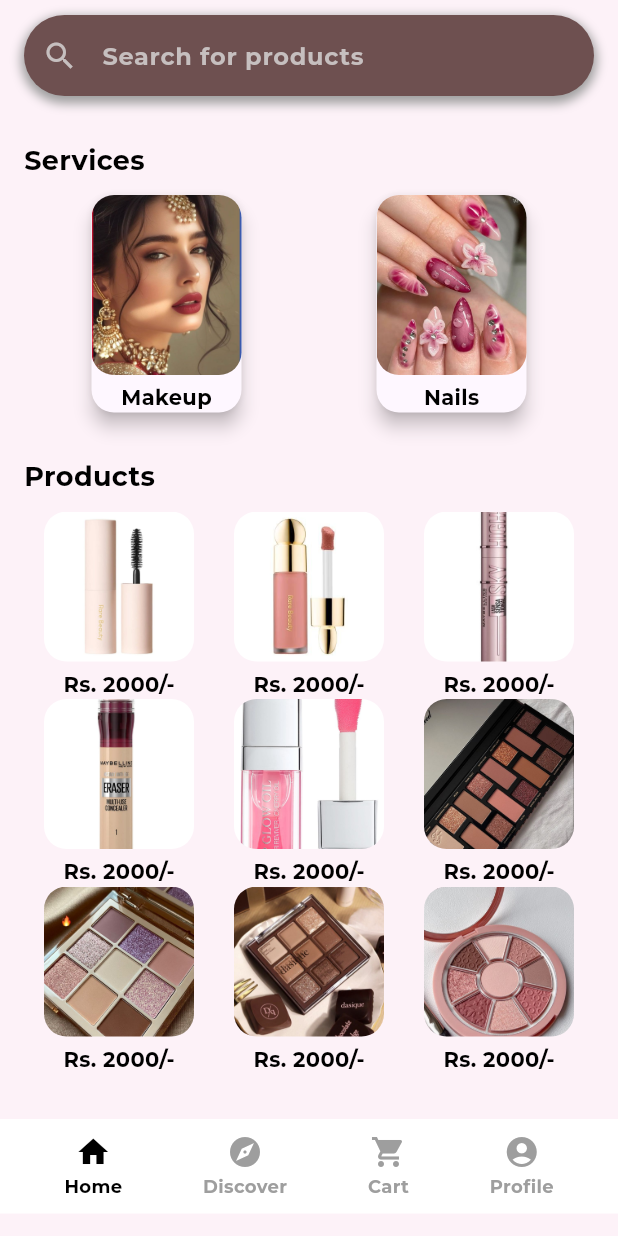
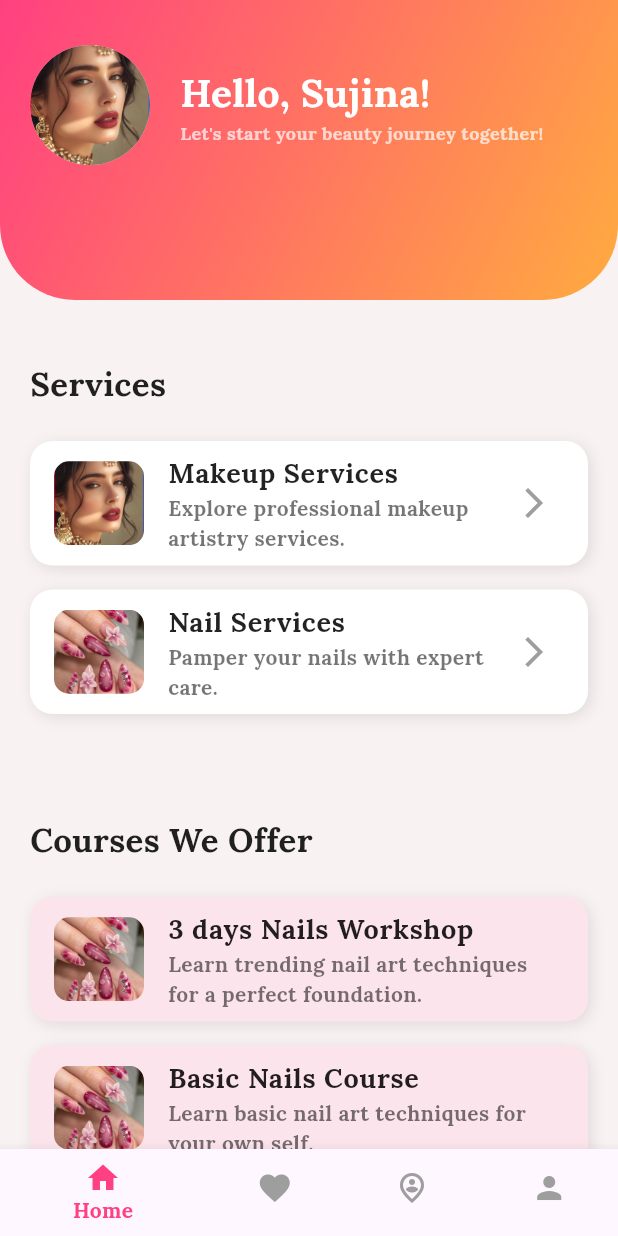
Before and after one commit to sujina21/Beauty-Booking-Android-Application, a Flutter app: the HomeScreen screen opened directly, on a phone screen of 412 x 824 dp. Run offline on Flutter 3.47's test engine with Material 3 defaults, Android fonts, the phone set to English and light mode, and no system bars; our stand-ins replace animate_do; project files that could hold a hidden picture were left out.

Commit message:
:tada: changes done in dashboard/home page with fonts

```diff
--- a/lib/view/discover_screen.dart
+++ b/lib/view/about_us.dart
@@ -1,12 +1,12 @@
 import 'package:flutter/material.dart';
 
-class DiscoverScreen extends StatelessWidget {
-  const DiscoverScreen({super.key});
+class AboutUsScreen extends StatelessWidget {
+  const AboutUsScreen({super.key});
 
   @override
   Widget build(BuildContext context) {
     return Scaffold(
-      appBar: AppBar(title: const Text('Discover')),
+      appBar: AppBar(title: const Text('About Us')),
       body: const Center(child: Text('This is the Discover page')),
     );
   }
--- a/lib/view/cart_screen.dart
+++ /dev/null
@@ -1,13 +0,0 @@
-import 'package:flutter/material.dart';
-
-class CartScreen extends StatelessWidget {
-  const CartScreen({super.key});
-
-  @override
-  Widget build(BuildContext context) {
-    return Scaffold(
-      appBar: AppBar(title: const Text('Cart')),
-      body: const Center(child: Text('This is the Cart page')),
-    );
-  }
-}
--- a/lib/view/dashboard_screen.dart
+++ b/lib/view/dashboard_screen.dart
@@ -13,9 +13,7 @@
         centerTitle: true,
         title: const Text(
           "The Beauty Aesthetics",
-          style: TextStyle(
-            fontSize: 25,
-          ),
+          style: TextStyle(fontSize: 25),
         ),
       ),
       body: const HomeScreen(),
--- /dev/null
+++ b/lib/view/favourite_page.dart
@@ -0,0 +1,13 @@
+import 'package:flutter/material.dart';
+
+class FavouriteScreen extends StatelessWidget {
+  const FavouriteScreen({super.key});
+
+  @override
+  Widget build(BuildContext context) {
+    return Scaffold(
+      appBar: AppBar(title: const Text('Favourites')),
+      body: const Center(child: Text('This is the favourite page')),
+    );
+  }
+}
--- a/lib/view/homepage.dart
+++ b/lib/view/homepage.dart
@@ -1,248 +1,366 @@
+import 'package:animate_do/animate_do.dart';
 import 'package:flutter/material.dart';
-import 'package:sprint_1/view/cart_screen.dart';
-import 'package:sprint_1/view/discover_screen.dart';
-import 'package:sprint_1/view/makeup_screen.dart';
-import 'package:sprint_1/view/nails_screen.dart';
-import 'package:sprint_1/view/profile_screen.dart';
+import 'package:sprint_1/view/about_us.dart';
+import 'package:sprint_1/view/favourite_page.dart';
 
-class HomeScreen extends StatelessWidget {
+import 'makeup_screen.dart';
+import 'nails_screen.dart';
+import 'profile_screen.dart';
+
+class HomeScreen extends StatefulWidget {
   const HomeScreen({super.key});
 
   @override
+  _HomeScreenState createState() => _HomeScreenState();
+}
+
+class _HomeScreenState extends State<HomeScreen> {
+  int _selectedIndex = 0;
+
+  final List<Widget> _pages = [
+    const HomeScreen(),
+    const FavouriteScreen(),
+    const AboutUsScreen(),
+    const ProfileScreen(),
+  ];
+
+  void _onItemTapped(int index) {
+    setState(() {
+      _selectedIndex = index;
+    });
+  }
+
+  @override
   Widget build(BuildContext context) {
-    return SingleChildScrollView(
+    return Scaffold(
+      backgroundColor: const Color.fromARGB(255, 249, 242, 242),
+      body: SingleChildScrollView(
         child: Column(
-        crossAxisAlignment: CrossAxisAlignment.center,
+          crossAxisAlignment: CrossAxisAlignment.start,
           children: [
-          const SizedBox(height: 10),
-          _buildSearchBar(),
-          const SizedBox(height: 30),
+            _buildHeaderSection(),
+            const SizedBox(height: 20),
             _buildServicesSection(context),
-          const SizedBox(height: 30),
-          _buildProductsSection(),
-          const SizedBox(height: 30),
-          _buildResponsiveNavBar(context),
+            const SizedBox(height: 20),
+            _buildClassesSection(context),
+            const SizedBox(height: 20),
+            _buildExploreMore(context),
+          ],
+        ),
+      ),
+      bottomNavigationBar: _buildBottomNavigationBar(context),
+    );
+  }
+
+  Widget _buildHeaderSection() {
+    return Stack(
+      children: [
+        Container(
+          height: 200,
+          decoration: const BoxDecoration(
+            gradient: LinearGradient(
+              colors: [Colors.pinkAccent, Colors.orangeAccent],
+              begin: Alignment.topLeft,
+              end: Alignment.bottomRight,
+            ),
+            borderRadius: BorderRadius.only(
+              bottomLeft: Radius.circular(50),
+              bottomRight: Radius.circular(50),
+            ),
+          ),
+        ),
+        Padding(
+          padding: const EdgeInsets.symmetric(horizontal: 20.0, vertical: 30.0),
+          child: Row(
+            children: [
+              ZoomIn(
+                duration: const Duration(seconds: 1),
+                child: const CircleAvatar(
+                  radius: 40,
+                  backgroundImage: AssetImage('assets/image/makeup.jpg'),
+                ),
+              ),
+              const SizedBox(width: 20),
+              FadeInRight(
+                duration: const Duration(milliseconds: 800),
+                child: const Column(
+                  crossAxisAlignment: CrossAxisAlignment.start,
+                  children: [
+                    Text(
+                      'Hello, Sujina!',
+                      style: TextStyle(
+                        fontSize: 26,
+                        fontWeight: FontWeight.bold,
+                        color: Colors.white,
+                      ),
+                    ),
+                    Text(
+                      "Let's start your beauty journey together!",
+                      style: TextStyle(fontSize: 12, color: Colors.white70),
+                    ),
+                  ],
+                ),
+              ),
+            ],
+          ),
+        ),
+      ],
+    );
+  }
+
+  Widget _buildServicesSection(BuildContext context) {
+    return Padding(
+      padding: const EdgeInsets.all(20.0),
+      child: Column(
+        crossAxisAlignment: CrossAxisAlignment.start,
+        children: [
+          const Text(
+            'Services',
+            style: TextStyle(
+              fontSize: 22,
+              fontWeight: FontWeight.bold,
+              color: Colors.black87,
+            ),
+          ),
+          const SizedBox(height: 15),
+          Column(
+            children: [
+              _buildServiceCard(
+                context,
+                'Makeup Services',
+                'Explore professional makeup artistry services.',
+                const MakeupScreen(),
+                'assets/image/makeup.jpg', // Image for Makeup Services
+              ),
+              _buildServiceCard(
+                context,
+                'Nail Services',
+                'Pamper your nails with expert care.',
+                const NailsScreen(),
+                'assets/image/nails.jpg', // Image for Nail Services
+              ),
+            ],
+          )
         ],
       ),
     );
   }
 
-  // Search Bar
-  Widget _buildSearchBar() {
-    return Padding(
-      padding: const EdgeInsets.symmetric(horizontal: 16),
+  Widget _buildServiceCard(
+    BuildContext context,
+    String title,
+    String description,
+    Widget destinationScreen,
+    String imagePath,
+  ) {
+    return FadeInUp(
+      duration: const Duration(milliseconds: 600),
+      child: GestureDetector(
+        onTap: () {
+          Navigator.push(
+            context,
+            MaterialPageRoute(builder: (context) => destinationScreen),
+          );
+        },
         child: Container(
+          margin: const EdgeInsets.symmetric(vertical: 8.0),
           decoration: BoxDecoration(
-          color: const Color.fromARGB(255, 110, 80, 80),
-          borderRadius: BorderRadius.circular(30),
-          boxShadow: const [
+            color: Colors.white,
+            borderRadius: BorderRadius.circular(15),
+            boxShadow: [
               BoxShadow(
-              color: Colors.grey,
-              blurRadius: 5,
-              spreadRadius: 2,
-              offset: Offset(0, 3),
+                color: Colors.black.withOpacity(0.1),
+                blurRadius: 8,
+                offset: const Offset(2, 2),
               ),
             ],
           ),
-        child: const TextField(
-          decoration: InputDecoration(
-            hintText: "Search for products",
-            hintStyle: TextStyle(color: Color.fromARGB(255, 198, 191, 191)),
-            prefixIcon:
-                Icon(Icons.search, color: Color.fromARGB(255, 198, 191, 191)),
-            border: InputBorder.none,
-            contentPadding: EdgeInsets.symmetric(vertical: 15),
+          child: ListTile(
+            leading: ClipRRect(
+              borderRadius: BorderRadius.circular(10),
+              // Removed the image path for services.jpg
+              child: Image.asset(imagePath,
+                  width: 60, height: 60, fit: BoxFit.cover),
+            ),
+            title: Text(
+              title,
+              style: const TextStyle(
+                fontSize: 18,
+                fontWeight: FontWeight.bold,
+                color: Colors.black87,
+              ),
+            ),
+            subtitle: Text(
+              description,
+              style: const TextStyle(fontSize: 14, color: Colors.black54),
+            ),
+            trailing: const Icon(Icons.arrow_forward_ios, color: Colors.grey),
           ),
         ),
       ),
     );
   }
 
-  // Services Section
-  Widget _buildServicesSection(BuildContext context) {
+  Widget _buildClassesSection(BuildContext context) {
     return Padding(
-      padding: const EdgeInsets.symmetric(horizontal: 16),
+      padding: const EdgeInsets.all(20.0),
       child: Column(
         crossAxisAlignment: CrossAxisAlignment.start,
         children: [
-          _buildSectionHeader("Services", ""),
-          const SizedBox(height: 10),
-          _buildImageRow([
-            _buildServiceCard(context, "assets/image/makeup.jpg", "Makeup",
-                const MakeupScreen()),
-            _buildServiceCard(context, "assets/image/nails.jpg", "Nails",
-                const NailsScreen()),
-          ]),
+          const Text(
+            'Courses We Offer',
+            style: TextStyle(
+              fontSize: 22,
+              fontWeight: FontWeight.bold,
+              color: Colors.black87,
+            ),
+          ),
+          const SizedBox(height: 15),
+          Column(
+            children: [
+              _buildClassCard(
+                '3 days Nails Workshop',
+                'Learn trending nail art techniques for a perfect foundation.',
+                'assets/image/nails.jpg',
+                Colors.pink[50],
+              ),
+              _buildClassCard(
+                'Basic Nails Course',
+                'Learn basic nail art techniques for your own self.',
+                'assets/image/nails.jpg',
+                Colors.pink[50],
+              ),
+              _buildClassCard(
+                'Basic Makeup Course',
+                'Understand the fundamentals of makeup artistry.',
+                'assets/image/makeup.jpg',
+                Colors.blue[50],
+              ),
+              _buildClassCard(
+                'Advanced Nails Class',
+                'Master advanced techniques for nail art.',
+                'assets/image/nails.jpg',
+                Colors.orange[50],
+              ),
+              _buildClassCard(
+                'Professional Nails Class',
+                'Become a professional in nail care and art.',
+                'assets/image/nails.jpg',
+                Colors.green[50],
+              ),
+              _buildClassCard(
+                'Professional Makeup Class',
+                'Advance your skills to become a makeup professional.',
+                'assets/image/makeup.jpg',
+                Colors.purple[50],
+              ),
+              _buildClassCard(
+                'Masters Nails class',
+                'Join our masterclass to excel in nail art and care.',
+                'assets/image/nails.jpg',
+                Colors.red[50],
+              ),
+            ],
+          ),
         ],
       ),
     );
   }
 
-  // Products Section
-  Widget _buildProductsSection() {
-    return Padding(
-      padding: const EdgeInsets.symmetric(horizontal: 16),
-      child: Column(
-        crossAxisAlignment: CrossAxisAlignment.start,
-        children: [
-          _buildSectionHeader("Products", ""),
-          const SizedBox(height: 10),
-          _buildImageRow([
-            _buildProductCard("assets/image/product1.jpg", "Rs. 2000/-"),
-            _buildProductCard("assets/image/product2.jpg", "Rs. 2000/-"),
-            _buildProductCard("assets/image/product3.jpg", "Rs. 2000/-"),
-          ]),
-          _buildImageRow([
-            _buildProductCard("assets/image/product4.jpg", "Rs. 2000/-"),
-            _buildProductCard("assets/image/product5.jpg", "Rs. 2000/-"),
-            _buildProductCard("assets/image/product6.jpg", "Rs. 2000/-"),
-          ]),
-          _buildImageRow([
-            _buildProductCard("assets/image/product7.jpg", "Rs. 2000/-"),
-            _buildProductCard("assets/image/product8.jpg", "Rs. 2000/-"),
-            _buildProductCard("assets/image/product9.jpg", "Rs. 2000/-"),
-          ]),
+  Widget _buildClassCard(String title, String description, String imagePath,
+      Color? backgroundColor) {
+    return FadeInUp(
+      duration: const Duration(milliseconds: 600),
+      child: Container(
+        margin: const EdgeInsets.symmetric(vertical: 8.0),
+        decoration: BoxDecoration(
+          color: backgroundColor,
+          borderRadius: BorderRadius.circular(15),
+          boxShadow: [
+            BoxShadow(
+              color: Colors.black.withOpacity(0.1),
+              blurRadius: 8,
+              offset: const Offset(2, 2),
+            ),
           ],
         ),
-    );
-  }
-
-  // Section Header
-  Widget _buildSectionHeader(String title, String linkText) {
-    return Row(
-      mainAxisAlignment: MainAxisAlignment.spaceBetween,
-      children: [
-        Text(
+        child: ListTile(
+          leading: ClipRRect(
+            borderRadius: BorderRadius.circular(10),
+            child: Image.asset(imagePath,
+                width: 60, height: 60, fit: BoxFit.cover),
+          ),
+          title: Text(
             title,
             style: const TextStyle(
-              fontSize: 18, fontWeight: FontWeight.bold, color: Colors.black),
-        ),
-        Text(
-          linkText,
-          style: const TextStyle(
-              fontSize: 14,
-              color: Colors.grey,
-              decoration: TextDecoration.underline),
-        ),
-      ],
-    );
-  }
-
-  // Helper method to build image row
-  Widget _buildImageRow(List<Widget> children) {
-    return Row(
-      mainAxisAlignment: MainAxisAlignment.spaceAround,
-      children: children,
-    );
-  }
-
-  Widget _buildServiceCard(
-      BuildContext context, String imagePath, String title, Widget page) {
-    return GestureDetector(
-      onTap: () {
-        Navigator.push(context, MaterialPageRoute(builder: (context) => page));
-      },
-      child: Material(
-        elevation: 5,
-        borderRadius: BorderRadius.circular(15),
-        child: Column(
-          children: [
-            Container(
-              height: 120,
-              width: 100,
-              decoration: BoxDecoration(
-                borderRadius: BorderRadius.circular(15),
-                image: DecorationImage(
-                    image: AssetImage(imagePath), fit: BoxFit.cover),
+              fontSize: 18,
+              fontWeight: FontWeight.bold,
+              color: Colors.black87,
             ),
           ),
-            const SizedBox(height: 5),
-            Text(
-              title,
-              style: const TextStyle(
-                  fontSize: 14,
-                  fontWeight: FontWeight.bold,
-                  color: Colors.black),
+          subtitle: Text(
+            description,
+            style: const TextStyle(fontSize: 14, color: Colors.black54),
           ),
-          ],
         ),
       ),
     );
   }
 
-  // Product Card
-  Widget _buildProductCard(String imagePath, String price) {
-    return Column(
-      children: [
-        Container(
-          height: 100,
-          width: 100,
-          decoration: BoxDecoration(
-            borderRadius: BorderRadius.circular(15),
-            image: DecorationImage(
-                image: AssetImage(imagePath), fit: BoxFit.cover),
+  Widget _buildExploreMore(BuildContext context) {
+    return Center(
+      child: ElevatedButton(
+        onPressed: () {
+          // Add navigation logic to explore more classes or features
+        },
+        style: ElevatedButton.styleFrom(
+          shape: RoundedRectangleBorder(
+            borderRadius: BorderRadius.circular(20),
           ),
         ),
-        const SizedBox(height: 5),
-        Text(
-          price,
-          style: const TextStyle(
-              fontSize: 14, fontWeight: FontWeight.bold, color: Colors.black),
+        child: const Padding(
+          padding: EdgeInsets.symmetric(horizontal: 20.0, vertical: 12.0),
+          child: Text(
+            'Explore More',
+            style: TextStyle(fontSize: 18, color: Colors.white),
           ),
-      ],
+        ),
+      ),
     );
   }
 
-  // Responsive Bottom Navigation Bar
-  Widget _buildResponsiveNavBar(BuildContext context) {
-    return LayoutBuilder(
-      builder: (context, constraints) {
-        return Container(
-          padding: const EdgeInsets.symmetric(horizontal: 16, vertical: 10),
-          color: Colors.white,
-          child: Row(
-            mainAxisAlignment: MainAxisAlignment.spaceAround,
-            children: [
-              _buildBottomNavItem(Icons.home, "Home", context, isActive: true),
-              _buildBottomNavItem(Icons.explore, "Discover", context),
-              _buildBottomNavItem(Icons.shopping_cart, "Cart", context),
-              _buildBottomNavItem(Icons.account_circle, "Profile", context),
+  Widget _buildBottomNavigationBar(BuildContext context) {
+    return BottomNavigationBar(
+      currentIndex: 0,
+      selectedItemColor: Colors.pinkAccent,
+      unselectedItemColor: Colors.grey,
+      items: const [
+        BottomNavigationBarItem(icon: Icon(Icons.home), label: 'Home'),
+        BottomNavigationBarItem(icon: Icon(Icons.favorite), label: 'Favorites'),
+        BottomNavigationBarItem(
+            icon: Icon(Icons.person_pin_circle_outlined), label: 'About Us'),
+        BottomNavigationBarItem(icon: Icon(Icons.person), label: 'Profile'),
       ],
-          ),
+      onTap: (index) {
+        if (index == 0) {
+          // Stay on the home page
+        } else if (index == 1) {
+          Navigator.push(
+            context,
+            MaterialPageRoute(builder: (context) => const FavouriteScreen()),
           );
+        } else if (index == 2) {
+          Navigator.push(
+            context,
+            MaterialPageRoute(builder: (context) => const AboutUsScreen()),
+          );
+        } else if (index == 3) {
+          Navigator.push(
+            context,
+            MaterialPageRoute(builder: (context) => const ProfileScreen()),
+          );
+        }
       },
     );
   }
-
-  // Bottom Navigation Bar Item with Navigation
-  Widget _buildBottomNavItem(IconData icon, String label, BuildContext context,
-      {bool isActive = false}) {
-    return GestureDetector(
-      onTap: () {
-        // Navigate to respective pages
-        if (label == "Discover") {
-          Navigator.push(context,
-              MaterialPageRoute(builder: (context) => const DiscoverScreen()));
-        } else if (label == "Cart") {
-          Navigator.push(context,
-              MaterialPageRoute(builder: (context) => const CartScreen()));
-        } else if (label == "Profile") {
-          Navigator.push(context,
-              MaterialPageRoute(builder: (context) => const ProfileScreen()));
 }
-      },
-      child: Column(
-        mainAxisSize: MainAxisSize.min,
-        children: [
-          Icon(icon, color: isActive ? Colors.black : Colors.grey),
-          const SizedBox(height: 2),
-          Text(
-            label,
-            style: TextStyle(
-                fontSize: 12, color: isActive ? Colors.black : Colors.grey),
-          ),
-        ],
-      ),
-    );
-  }
-}
--- a/pubspec.yaml
+++ b/pubspec.yaml
@@ -36,6 +36,7 @@
   # Use with the CupertinoIcons class for iOS style icons.
   cupertino_icons: ^1.0.8
   get_it: ^8.0.3
+  animate_do: ^3.3.4
 
 dev_dependencies:
   flutter_test:
```
Also changed, not shown: assets/fonts/Montserrat-Bold.ttf, assets/fonts/Montserrat-Italic.ttf, assets/fonts/Montserrat-Regular.ttf, pubspec.lock. Lines whose indentation alone changed are shown as unchanged.
